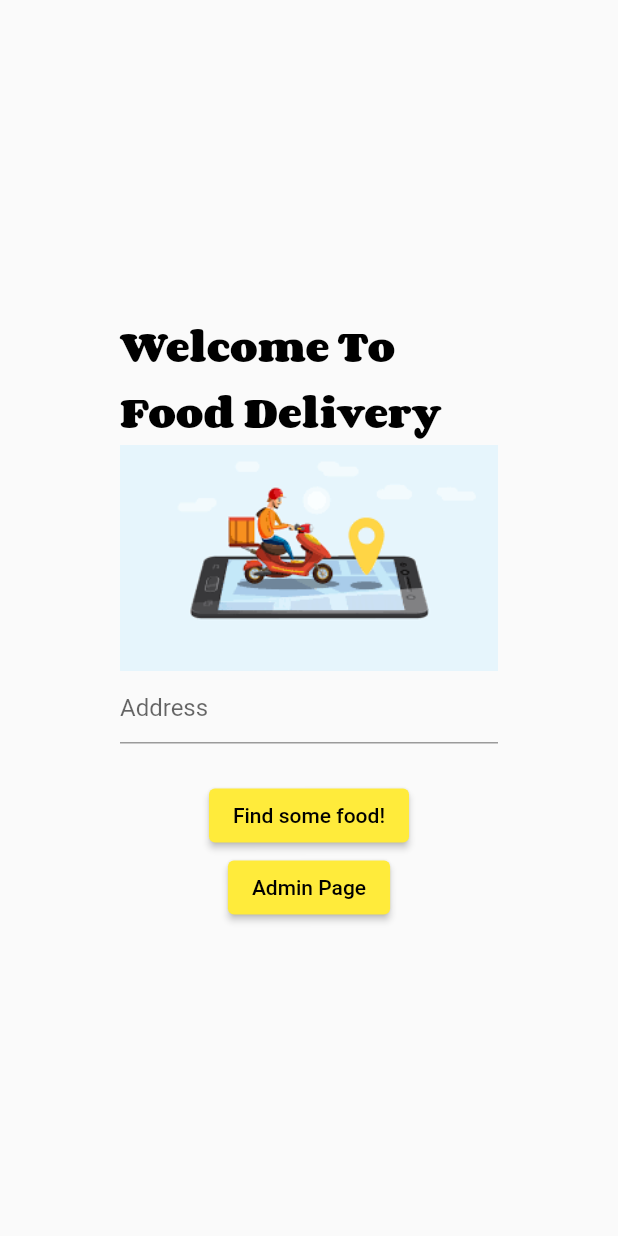
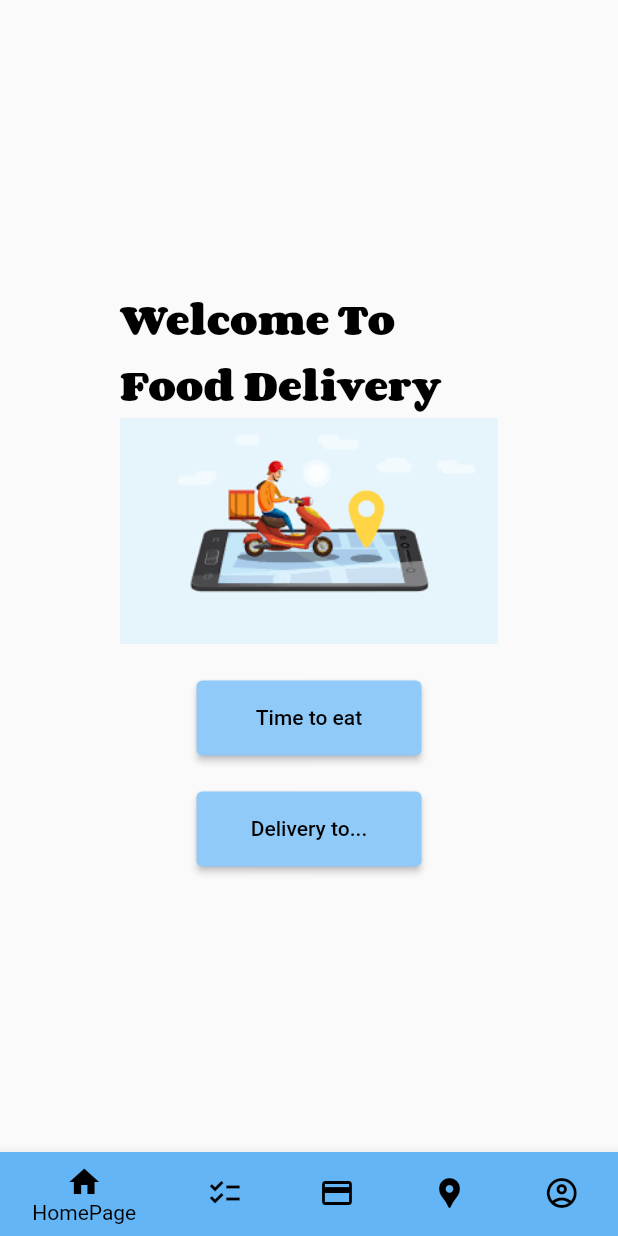
Before and after one commit to u6288016/Food-Delivery, a Flutter app: the screen it shows after launch, on a phone screen of 412 x 824 dp. Run offline on Flutter 3.47's test engine with Material 2 defaults, Android fonts, the phone set to English and light mode, and no system bars; our stand-ins replace google_maps_flutter; missing offline and left inert: dart:html.

Commit message:
Add files via upload

```diff
--- a/delivery/lib/Screen/homepage.dart
+++ b/delivery/lib/Screen/homepage.dart
@@ -26,32 +26,34 @@ class HomePage extends StatelessWidget {
                 //height: 100,
                 fit: BoxFit.cover,
               ),
-              TextFormField(
-                decoration: const InputDecoration(
-                  hintText: 'Address',
+              const SizedBox(
+                height: 24,
+              ),
+              ElevatedButton(
+                child: const Text('Time to eat'),
+                onPressed: () {
+                  Navigator.pushReplacementNamed(context, '/restaurantList');
+                },
+                style: ElevatedButton.styleFrom(
+                  primary: Colors.blue[200],
+                  fixedSize: const Size(150, 50),
                 ),
+
               ),
               const SizedBox(
                 height: 24,
               ),
               ElevatedButton(
-                child: const Text('Find some food!'),
+                child: const Text('Delivery to...'),
                 onPressed: () {
-                  Navigator.pushReplacementNamed(context, '/');
+                  Navigator.pushReplacementNamed(context, '/map');
                 },
                 style: ElevatedButton.styleFrom(
-                  primary: Colors.yellow,
+                  primary: Colors.blue[200],
+                  fixedSize: const Size(150, 50),
                 ),
               ),
-              ElevatedButton(
-                child: const Text('Admin Page'),
-                onPressed: () {
-                  Navigator.pushReplacementNamed(context, '/admin_login');
-                },
-                style: ElevatedButton.styleFrom(
-                  primary: Colors.yellow,
-                ),
-              )
+
             ],
           ),
         ),
--- /dev/null
+++ b/delivery/lib/Screen/service.dart
@@ -0,0 +1,49 @@
+
+import 'package:flutter/material.dart';
+import 'package:delivery/Screen/homepage.dart';
+import 'package:delivery/Screen/account.dart';
+import 'package:delivery/Screen/activity.dart';
+import 'package:delivery/Screen/map.dart';
+import 'package:delivery/Screen/payment.dart';
+
+class MyService extends StatefulWidget {
+  const MyService({Key? key}) : super(key: key);
+
+  @override
+  State<MyService> createState() => _MyStatefulWidgetState();
+}
+
+class _MyStatefulWidgetState extends State<MyService> {
+  List<Widget> widgets = [HomePage(), Activity(), Payment(), MyMap(), Account()];
+  int index = 0;
+
+
+  List<BottomNavigationBarItem> listBotton() {
+    return <BottomNavigationBarItem>[
+      BottomNavigationBarItem(icon: Icon(Icons.home), label: 'HomePage', backgroundColor: Colors.blue[300]),
+      BottomNavigationBarItem(icon: Icon(Icons.checklist), label: 'Activity', backgroundColor: Colors.blue[300]),
+      BottomNavigationBarItem(icon: Icon(Icons.payment), label: 'Payment', backgroundColor: Colors.blue[300]),
+      BottomNavigationBarItem(icon: Icon(Icons.location_pin), label: 'Map', backgroundColor: Colors.blue[300]),
+      BottomNavigationBarItem(icon: Icon(Icons.account_circle_outlined), label: 'Account', backgroundColor: Colors.blue[300]),
+    ].toList();
+  }
+
+  @override
+  Widget build(BuildContext context) {
+    return Scaffold(
+      body: widgets[index],
+      bottomNavigationBar: BottomNavigationBar(
+        backgroundColor: Colors.black,
+        selectedItemColor: Colors.black,
+        unselectedItemColor: Colors.black,
+        items: listBotton(),
+        currentIndex: index,
+        onTap: (value) {
+          setState(() {
+            index = value;
+          });
+        },
+      ),
+    );
+  }
+}
--- a/delivery/lib/main.dart
+++ b/delivery/lib/main.dart
@@ -2,12 +2,15 @@
 // Use of this source code is governed by a BSD-style license that can be
 // found in the LICENSE file.
 
-import 'package:delivery/Admin/regis_msg.dart';
-import 'package:delivery/Admin/restaurant_login.dart';
-import 'package:delivery/Admin/restaurant_regis.dart';
-import 'package:delivery/Screen/homepage.dart';
+import 'package:delivery/Screen/hachiban.dart';
+import 'package:delivery/Screen/map.dart';
+import 'package:delivery/Screen/pizzacompany.dart';
+import 'package:delivery/Screen/service.dart';
+import 'package:delivery/Screen/starbucks.dart';
 import 'package:flutter/material.dart';
+import 'package:delivery/Screen/restaurant.dart';
 import 'package:delivery/theme/theme.dart';
+import 'package:delivery/Screen/burgerking.dart';
 
 void main() {
   runApp(const MyApp());
@@ -18,34 +21,20 @@ class MyApp extends StatelessWidget {
 
   @override
   Widget build(BuildContext context) {
-    // Using MultiProvider is convenient when providing multiple objects.
-    return //MultiProvider(
-      // providers: [
-      //   // In this sample app, CatalogModel never changes, so a simple Provider
-      //   // is sufficient.
-      //   Provider(create: (context) => CatalogModel()),
-      //   // CartModel is implemented as a ChangeNotifier, which calls for the use
-      //   // of ChangeNotifierProvider. Moreover, CartModel depends
-      //   // on CatalogModel, so a ProxyProvider is needed.
-      //   ChangeNotifierProxyProvider<CatalogModel, CartModel>(
-      //     create: (context) => CartModel(),
-      //     update: (context, catalog, cart) {
-      //       if (cart == null) throw ArgumentError.notNull('cart');
-      //       cart.catalog = catalog;
-      //       return cart;
-      //     },
-      //   ),
-      // ],
-      //child:
+    return
       MaterialApp(
         title: 'Food Delivery Demo',
         theme: appTheme,
+        debugShowCheckedModeBanner: false,
         initialRoute: '/',
         routes: {
-          '/': (context) => const HomePage(),
-          '/admin_login': (context) => const AdminLogin(),
-          '/admin_regis': (context) => const AdminRegister(),
-          '/complete_regis': (context) => const RegisterMessage(),
+          '/': (context) => const MyService(),
+          '/restaurantList': (context) => Restaurant(),
+          '/map': (context) => const MyMap(),
+          '/burgerking':(context) => BurgerKing(),
+          '/hachiban':(context) => Hachiban(),
+          '/pizzacompany':(context) => PizzaCompany(),
+          '/starbucks':(context) => Starbucks(),
         },
      // ),
     );
```
Also changed, not shown: delivery/lib/Data/burgerking_menu.dart (added, +66 -0 lines), delivery/lib/Data/hachiban_menu.dart (added, +66 -0 lines), delivery/lib/Data/pizzacompany_menu.dart (added, +66 -0 lines), delivery/lib/Data/restaurant_list.dart (+27 -3 lines), delivery/lib/Data/starbucks_menu.dart (added, +66 -0 lines), delivery/lib/Screen/account.dart (added, +17 -0 lines), delivery/lib/Screen/activity.dart (added, +17 -0 lines), delivery/lib/Screen/burgerking.dart (added, +41 -0 lines), delivery/lib/Screen/hachiban.dart (added, +41 -0 lines), delivery/lib/Screen/map.dart (added, +68 -0 lines), delivery/lib/Screen/payment.dart (added, +17 -0 lines), delivery/lib/Screen/pizzacompany.dart (added, +41 -0 lines), delivery/lib/Screen/restaurant.dart (added, +42 -0 lines), delivery/lib/Screen/starbucks.dart (added, +41 -0 lines), 1 more files.
